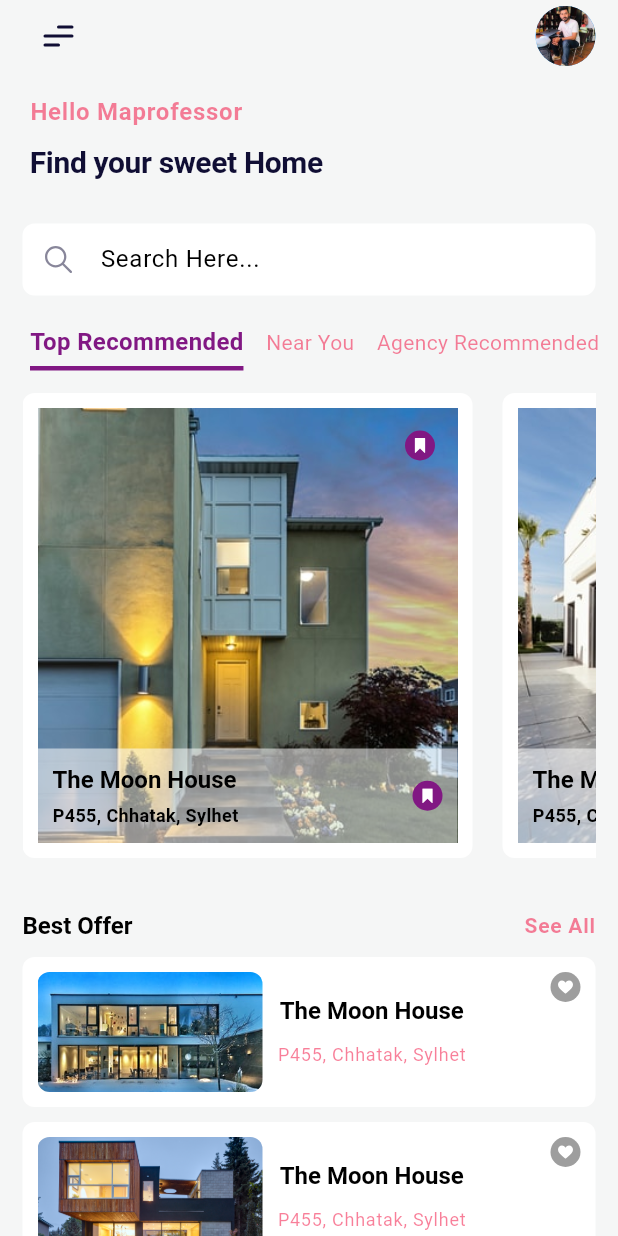
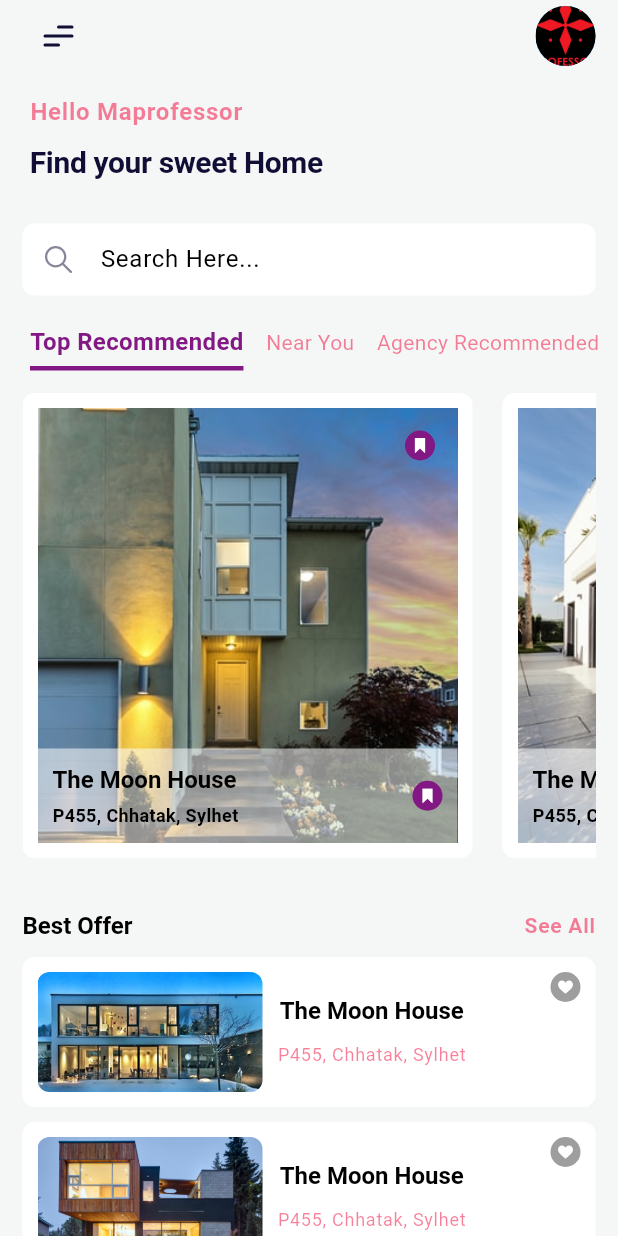
Before and after one commit to brianwereh/trustify, a Flutter app: the screen it shows after launch, on a phone screen of 412 x 824 dp. Run offline on Flutter 3.47's test engine with Material 3 defaults, Android fonts, the phone set to English and light mode, and no system bars; our stand-ins replace flutter_svg.

Commit message:
Second commit

```diff
--- a/lib/widget/custom_app_bar.dart
+++ b/lib/widget/custom_app_bar.dart
@@ -13,8 +13,7 @@ class CustomAppBar extends StatelessWidget implements PreferredSizeWidget {
             IconButton(
                 onPressed: () {},
                 icon: SvgPicture.asset('assets/icons/menu.svg')),
-            CircleAvatar(
-                backgroundImage: AssetImage('assets/images/avatar.jpeg'))
+            CircleAvatar(backgroundImage: AssetImage('assets/images/photo.jpg'))
           ],
         ),
       ),
```
Also changed, not shown: assets/images/photo.jpg (added).
